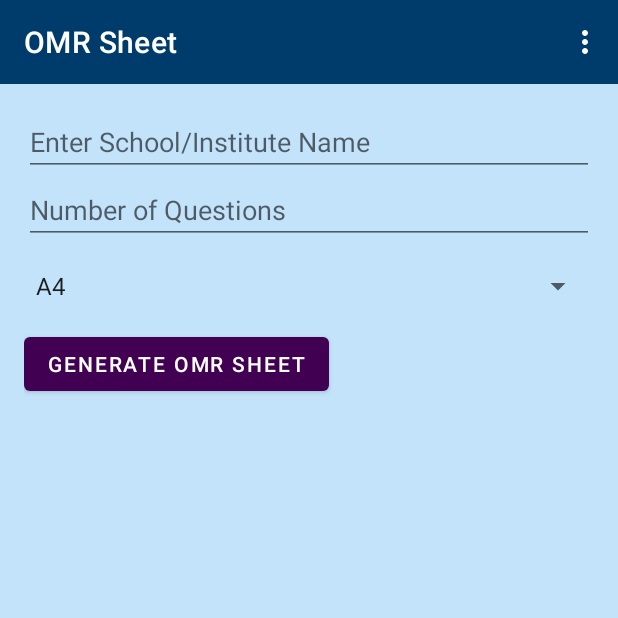
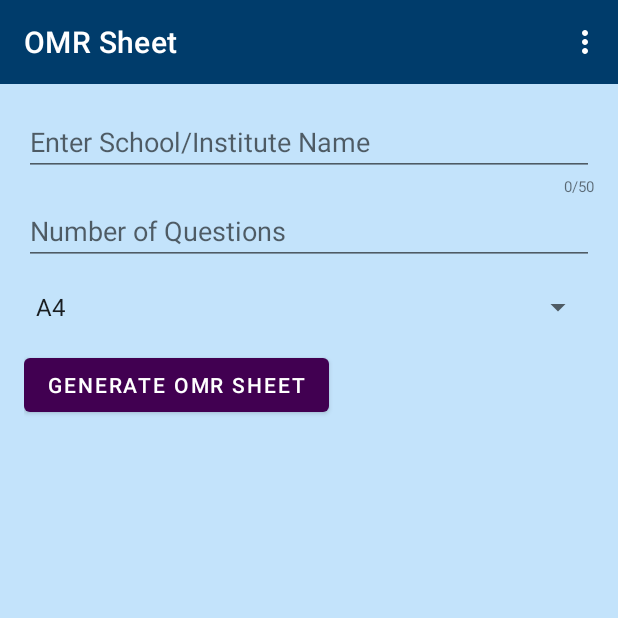
Before and after one commit to panditshruti/CardPrintSmart, an Android app: the OMRSheetFragment screen opened through its navigation route, on a phone screen of 412 x 824 dp, the top half of it. Run offline under Robolectric (Android 15) with nearby library versions, the phone set to English and light mode, and no system bars; our stand-ins replace navigation-ui.

Commit message:
commit by shruti

```diff
--- a/app/src/main/java/com/shrutipandit/cardprintsmart/card/OMRSheet.kt
+++ b/app/src/main/java/com/shrutipandit/cardprintsmart/card/OMRSheet.kt
@@ -43,6 +43,7 @@ class OMRSheet {
 
         return outputStream.toByteArray()
     }
+
     private fun drawHeader(canvas: Canvas, padding: Int, schoolName: String): Float {
         // Paint for the school name
         val schoolNamePaint = Paint().apply {
--- a/app/src/main/java/com/shrutipandit/cardprintsmart/uiFragment/OMRSheetFragment.kt
+++ b/app/src/main/java/com/shrutipandit/cardprintsmart/uiFragment/OMRSheetFragment.kt
@@ -1,6 +1,8 @@
 package com.shrutipandit.cardprintsmart.uiFragment
 
 import android.os.Bundle
+import android.text.Editable
+import android.text.TextWatcher
 import android.view.View
 import android.widget.ArrayAdapter
 import android.widget.Toast
@@ -23,11 +25,27 @@ class OMRSheetFragment : Fragment(R.layout.fragment_o_m_r_sheet) {
         adapter.setDropDownViewResource(android.R.layout.simple_spinner_dropdown_item)
         binding.paperSizeSpinner.adapter = adapter
 
+        // Show character count for school name input
+        binding.schoolNameInput.addTextChangedListener(object : TextWatcher {
+            override fun afterTextChanged(s: Editable?) {
+                val charCount = s?.length ?: 0
+                val maxLength = 50
+                // Display character count below the EditText
+                binding.schoolNameCharCount.text = "$charCount/$maxLength"
+            }
+
+            override fun beforeTextChanged(charSequence: CharSequence?, start: Int, count: Int, after: Int) {}
+
+            override fun onTextChanged(charSequence: CharSequence?, start: Int, before: Int, count: Int) {}
+        })
+
+        // Handling generate button click
         binding.generateButton.setOnClickListener {
             val numberOfQuestions = binding.numberOfQuestionsInput.text.toString().toIntOrNull()
             val paperSize = binding.paperSizeSpinner.selectedItem.toString()
             val schoolName = binding.schoolNameInput.text.toString().trim()
 
+            // Validate inputs
             if (numberOfQuestions != null && numberOfQuestions > 0 && schoolName.isNotEmpty()) {
                 val action = OMRSheetFragmentDirections.actionOMRSheetFragmentToDemoOMRSheetFragment(
                     numberOfQuestions,
@@ -39,6 +57,5 @@ class OMRSheetFragment : Fragment(R.layout.fragment_o_m_r_sheet) {
                 Toast.makeText(requireContext(), "Please fill all fields correctly", Toast.LENGTH_SHORT).show()
             }
         }
-
     }
 }
--- a/app/src/main/res/layout/fragment_o_m_r_sheet.xml
+++ b/app/src/main/res/layout/fragment_o_m_r_sheet.xml
@@ -4,13 +4,24 @@
     android:layout_height="match_parent"
     android:orientation="vertical"
     android:padding="16dp">
-
         <EditText
             android:id="@+id/schoolNameInput"
             android:layout_width="match_parent"
             android:layout_height="wrap_content"
             android:hint="Enter School/Institute Name"
-            android:inputType="text" />
+            android:inputType="text"
+            android:maxLength="50"
+            android:paddingEnd="30dp" />
+        <TextView
+            android:id="@+id/schoolNameCharCount"
+            android:layout_width="wrap_content"
+            android:layout_height="wrap_content"
+            android:layout_gravity="end"
+            android:text="0/50"
+            android:textSize="10sp"
+            android:layout_alignParentEnd="true" />
+
+
 
         <EditText
             android:id="@+id/numberOfQuestionsInput"
```
